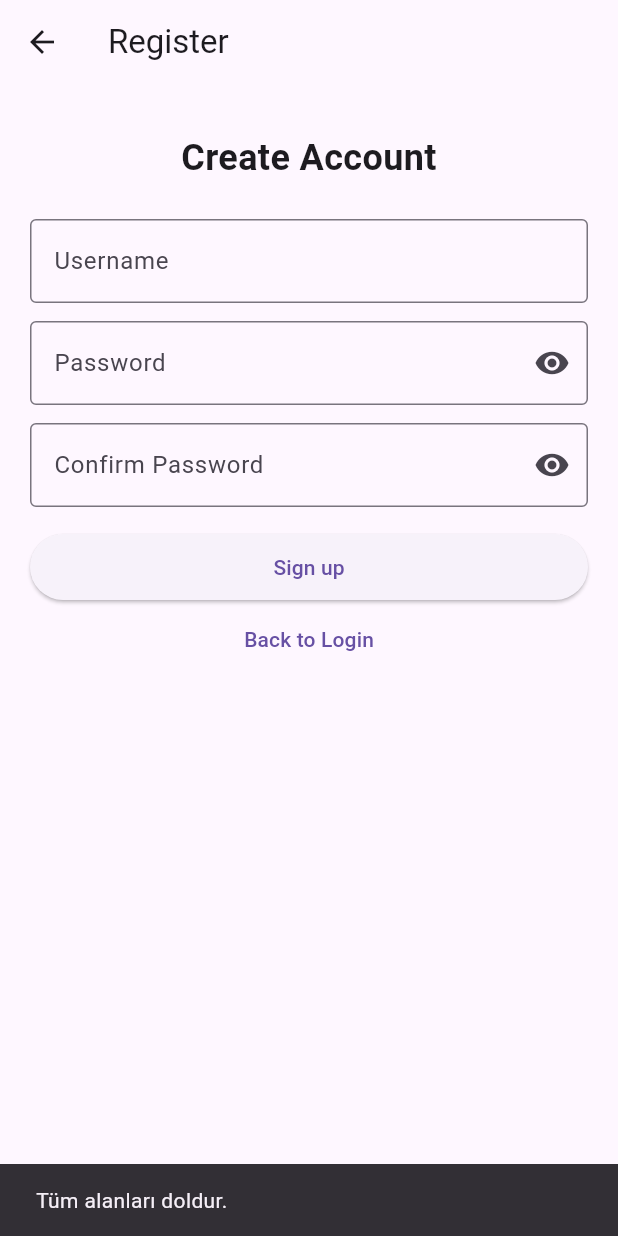
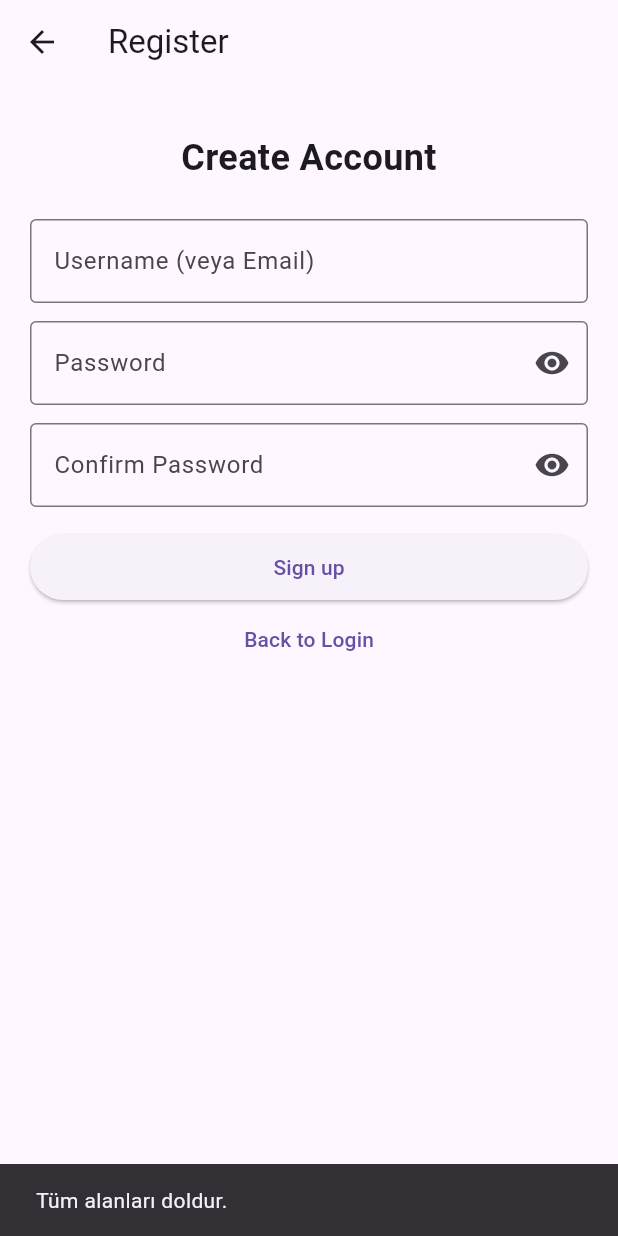
Before and after one commit to CankayaUniversity/ceng-407-408-2025-2026-Social-Emotional-Well-being-Assistant, a Flutter app: the RegisterScreen screen opened directly, after a tap on "Sign up", on a phone screen of 412 x 824 dp. Run offline on Flutter 3.47's test engine with Material 3 defaults, Android fonts, the phone set to English and light mode, and no system bars; our stand-ins replace hive, hive_flutter, image_picker, table_calendar; accounts and stored records are empty.

Commit message:
Update register screen

```diff
--- a/ui_prototype/lib/features/auth/register_screen.dart
+++ b/ui_prototype/lib/features/auth/register_screen.dart
@@ -1,4 +1,6 @@
+import 'dart:convert';
 import 'package:flutter/material.dart';
+import 'package:http/http.dart' as http;
 
 class RegisterScreen extends StatefulWidget {
   const RegisterScreen({super.key});
@@ -11,8 +13,13 @@ class _RegisterScreenState extends State<RegisterScreen> {
   final _usernameCtrl = TextEditingController();
   final _passwordCtrl = TextEditingController();
   final _confirmCtrl = TextEditingController();
+
   bool _obscure1 = true;
   bool _obscure2 = true;
+  bool _loading = false;
+
+  // ✅ Android Emulator için backend URL
+  static const String _baseUrl = "http://10.0.2.2:3000";
 
   @override
   void dispose() {
@@ -22,7 +29,7 @@ class _RegisterScreenState extends State<RegisterScreen> {
     super.dispose();
   }
 
-  void _register() {
+  Future<void> _register() async {
     final username = _usernameCtrl.text.trim();
     final pass = _passwordCtrl.text;
     final confirm = _confirmCtrl.text;
@@ -48,11 +55,63 @@ class _RegisterScreenState extends State<RegisterScreen> {
       return;
     }
 
-    // ✅ PROTOTYPE "register": login ekranına username+password geri dön
-    Navigator.pop<Map<String, String>>(context, {
-      'username': username,
-      'password': pass,
-    });
+    setState(() => _loading = true);
+
+    try {
+      // ✅ Backend endpoint
+      final url = Uri.parse("$_baseUrl/api/auth/register");
+
+      // ⚠️ Backend email istiyor. Şu an sizde sadece username var.
+      // Geçici çözüm: username'i email gibi gönderiyoruz.
+      final email = username.contains("@") ? username : "$username@test.com";
+
+      final res = await http.post(
+        url,
+        headers: {"Content-Type": "application/json"},
+        body: jsonEncode({
+          "email": email,
+          "password": pass,
+          "name": username, // name alanına username
+        }),
+      );
+
+      // Debug
+      debugPrint("REGISTER STATUS: ${res.statusCode}");
+      debugPrint("REGISTER BODY: ${res.body}");
+
+      if (!mounted) return;
+
+      if (res.statusCode == 201) {
+        ScaffoldMessenger.of(context).showSnackBar(
+          const SnackBar(content: Text("Kayıt başarılı ✅")),
+        );
+
+        // İstersen login ekranına geri dön ve username/pass gönder
+        Navigator.pop<Map<String, String>>(context, {
+          'username': username,
+          'password': pass,
+        });
+      } else {
+        // Backend'ten gelen mesajı göstermeye çalış
+        String msg = "Kayıt başarısız";
+        try {
+          final data = jsonDecode(res.body);
+          if (data is Map && data["message"] != null) {
+            msg = data["message"].toString();
+          }
+        } catch (_) {}
+        ScaffoldMessenger.of(context).showSnackBar(
+          SnackBar(content: Text(msg)),
+        );
+      }
+    } catch (e) {
+      if (!mounted) return;
+      ScaffoldMessenger.of(context).showSnackBar(
+        SnackBar(content: Text("Hata: $e")),
+      );
+    } finally {
+      if (mounted) setState(() => _loading = false);
+    }
   }
 
   @override
@@ -77,7 +136,7 @@ class _RegisterScreenState extends State<RegisterScreen> {
                 controller: _usernameCtrl,
                 textInputAction: TextInputAction.next,
                 decoration: const InputDecoration(
-                  labelText: "Username",
+                  labelText: "Username (veya Email)",
                   border: OutlineInputBorder(),
                 ),
               ),
@@ -114,10 +173,16 @@ class _RegisterScreenState extends State<RegisterScreen> {
               const SizedBox(height: 16),
 
               ElevatedButton(
-                onPressed: _register,
-                child: const Padding(
-                  padding: EdgeInsets.symmetric(vertical: 12),
-                  child: Text("Sign up"),
+                onPressed: _loading ? null : _register,
+                child: Padding(
+                  padding: const EdgeInsets.symmetric(vertical: 12),
+                  child: _loading
+                      ? const SizedBox(
+                    height: 18,
+                    width: 18,
+                    child: CircularProgressIndicator(strokeWidth: 2),
+                  )
+                      : const Text("Sign up"),
                 ),
               ),
 
```
